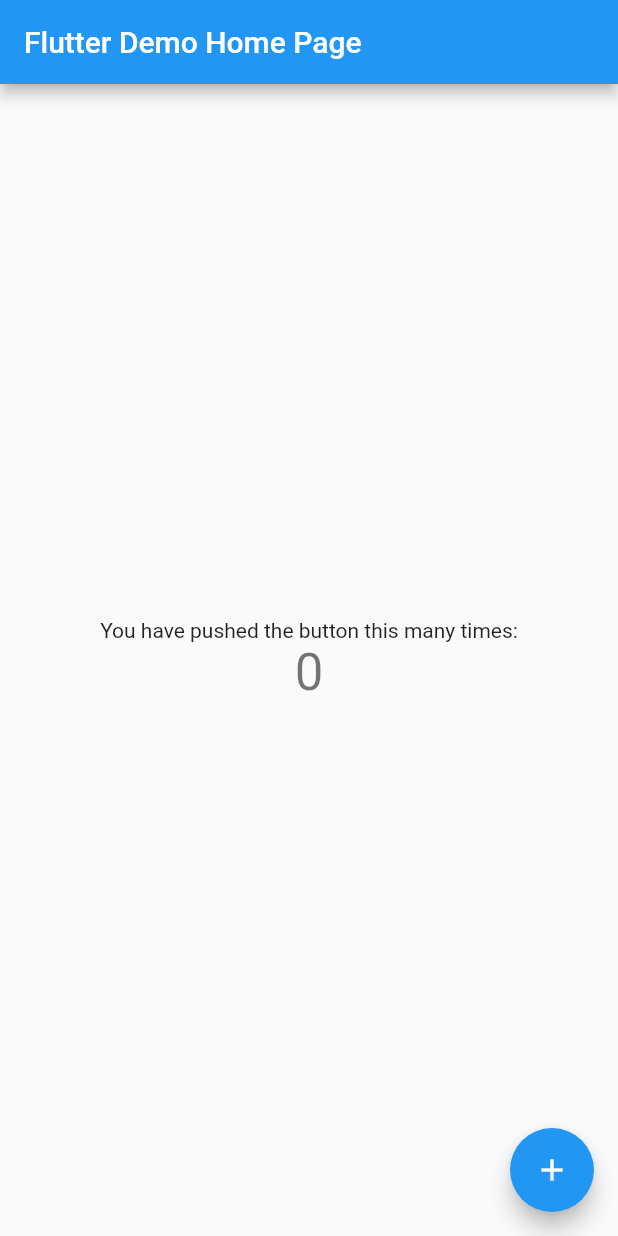
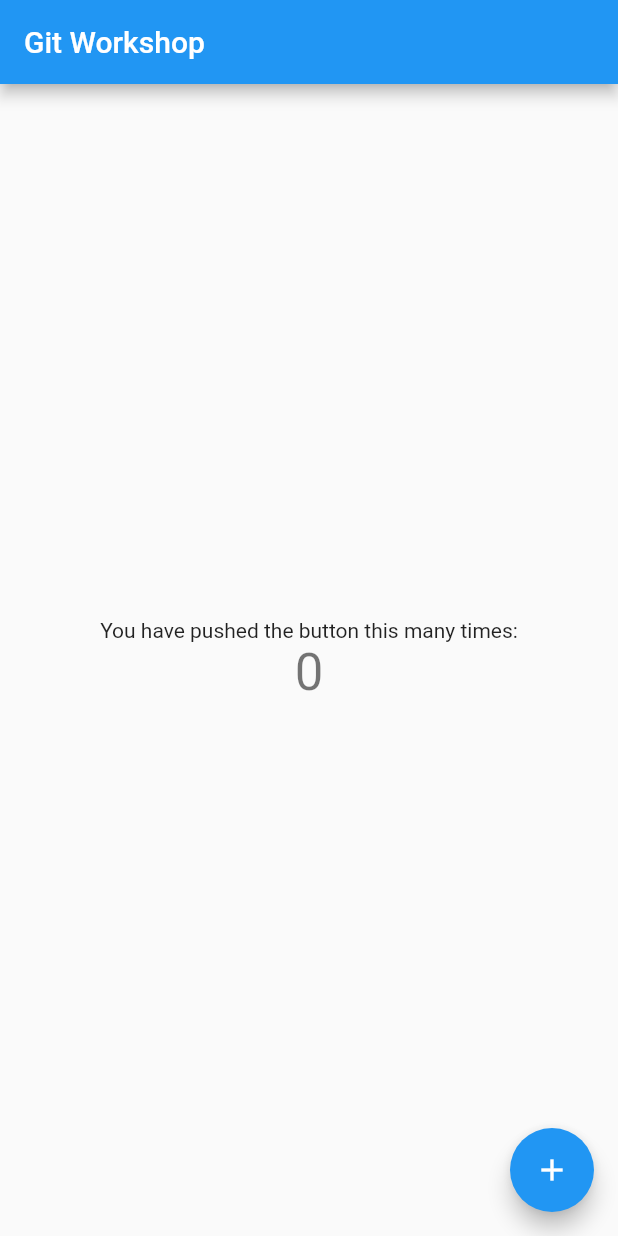
Before and after one commit to gazialankus/git_workshop_july_2021, a Flutter app: the screen it shows after launch, on a phone screen of 412 x 824 dp. Run offline on Flutter 3.47's test engine with Material 2 defaults, Android fonts, the phone set to English and light mode, and no system bars.

Commit message:
Changed the title of home page

```diff
--- a/lib/main.dart
+++ b/lib/main.dart
@@ -13,7 +13,7 @@ class MyApp extends StatelessWidget {
       theme: ThemeData(
         primarySwatch: Colors.blue,
       ),
-      home: MyHomePage(title: 'Flutter Demo Home Page'),
+      home: MyHomePage(title: 'Git Workshop'),
     );
   }
 }
```
